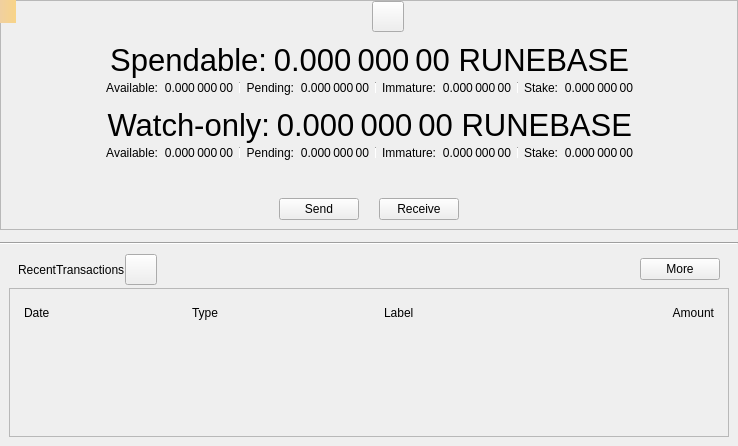
Runebase/runebase, file src/qt/forms/overviewpage.ui: the form before one commit.
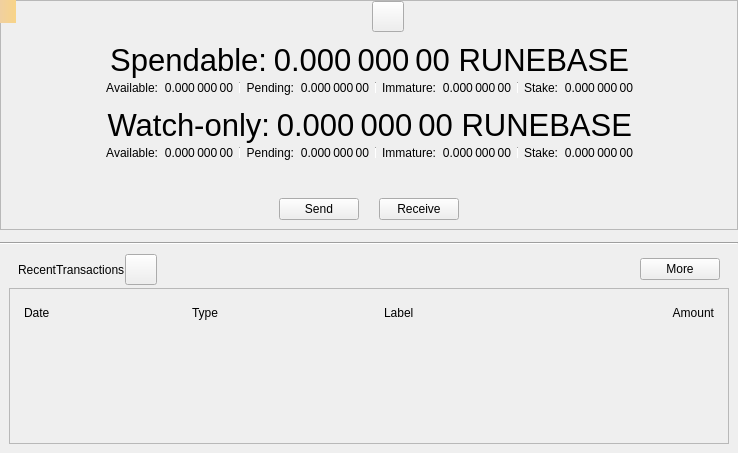
The form after the commit. Icons and pictures are not drawn. Custom widgets are drawn as their Qt base class.

```diff
--- a/src/qt/forms/overviewpage.ui
+++ b/src/qt/forms/overviewpage.ui
@@ -7,7 +7,7 @@
     <x>0</x>
     <y>0</y>
     <width>738</width>
-    <height>446</height>
+    <height>453</height>
    </rect>
   </property>
   <property name="windowTitle">
@@ -946,11 +946,35 @@
    </item>
    <item>
     <widget class="QWidget" name="widgetRecent" native="true">
+     <property name="sizePolicy">
+      <sizepolicy hsizetype="Preferred" vsizetype="Expanding">
+       <horstretch>0</horstretch>
+       <verstretch>0</verstretch>
+      </sizepolicy>
+     </property>
      <layout class="QVBoxLayout" name="verticalLayout">
       <property name="spacing">
        <number>0</number>
       </property>
       <item>
+       <widget class="QWidget" name="widgetListTransaction" native="true">
+        <layout class="QVBoxLayout" name="verticalLayout_1">
+         <property name="spacing">
+          <number>0</number>
+         </property>
+         <property name="leftMargin">
+          <number>0</number>
+         </property>
+         <property name="topMargin">
+          <number>0</number>
+         </property>
+         <property name="rightMargin">
+          <number>0</number>
+         </property>
+         <property name="bottomMargin">
+          <number>0</number>
+         </property>
+         <item>
        <layout class="QHBoxLayout" name="horizontalLayout_6">
         <property name="leftMargin">
          <number>9</number>
@@ -1116,6 +1140,9 @@
          </widget>
         </item>
        </layout>
+         </item>
+        </layout>
+       </widget>
       </item>
      </layout>
     </widget>
```
Lines whose indentation alone changed are shown as unchanged.
